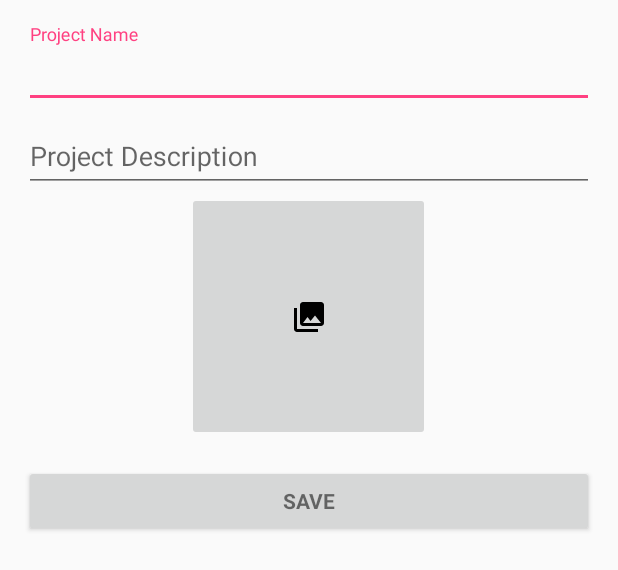
After one commit to Fadhil/FlexcilityAndroid, an Android app: the layout project_details.xml on its own in the app's theme, with its tools: preview values and no code run, on a phone screen of 412 x 824 dp. The commit adds this screen. Shown: the top 570 px of the screen. Run offline under Robolectric (Android 15) with nearby library versions, the phone set to English and light mode, and no system bars.

Commit message:
Add Project Form Stepper

```diff
--- a/app/src/main/AndroidManifest.xml
+++ b/app/src/main/AndroidManifest.xml
@@ -42,6 +42,7 @@
         <activity
             android:name=".LoginActivity"
             android:label="@string/title_activity_login" />
+        <activity android:name=".ProjectFormStepper" />
     </application>
 
 </manifest>
--- a/app/src/main/java/com/jomcode/flexcility/ProjectFragment.java
+++ b/app/src/main/java/com/jomcode/flexcility/ProjectFragment.java
@@ -1,6 +1,7 @@
 package com.jomcode.flexcility;
 
 import android.content.Context;
+import android.content.Intent;
 import android.os.Bundle;
 import android.support.design.widget.FloatingActionButton;
 import android.support.design.widget.Snackbar;
@@ -72,7 +73,9 @@ public class ProjectFragment extends Fragment {
         fab.setOnClickListener(new View.OnClickListener() {
             @Override
             public void onClick(View view) {
-
+                Intent intent = new Intent(getContext(), ProjectFormStepper.class);
+                Log.d("DEBUG", intent.toString());
+                startActivity(intent);
                /* Snackbar.make(view, "Replace with your own action", Snackbar.LENGTH_SHORT)
                         .setAction("Action", null).show(); */
             }
--- /dev/null
+++ b/app/src/main/res/layout/project_details.xml
@@ -0,0 +1,62 @@
+<?xml version="1.0" encoding="utf-8"?>
+<LinearLayout xmlns:android="http://schemas.android.com/apk/res/android"
+    xmlns:app="http://schemas.android.com/apk/res-auto"
+    android:orientation="vertical" android:layout_width="match_parent"
+    android:layout_height="match_parent"
+    android:gravity="center_horizontal"
+    android:paddingBottom="@dimen/activity_vertical_margin"
+    android:paddingLeft="@dimen/activity_horizontal_margin"
+    android:paddingRight="@dimen/activity_horizontal_margin"
+    android:paddingTop="@dimen/activity_vertical_margin"
+    android:id="@+id/projectDetailsForm">
+
+        <android.support.design.widget.TextInputLayout
+            android:layout_width="match_parent"
+            android:layout_height="wrap_content">
+
+            <AutoCompleteTextView
+                android:id="@+id/projectName"
+                android:layout_width="match_parent"
+                android:layout_height="wrap_content"
+                android:hint="@string/project_name"
+                android:inputType="text"
+                android:maxLines="1" />
+
+        </android.support.design.widget.TextInputLayout>
+
+        <android.support.design.widget.TextInputLayout
+            android:layout_width="match_parent"
+            android:layout_height="wrap_content">
+
+            <EditText
+                android:id="@+id/projectDesc"
+                android:layout_width="match_parent"
+                android:layout_height="wrap_content"
+                android:hint="@string/project_description"
+                android:imeActionId="@+id/projectDesc"
+                android:imeActionLabel="@string/action_sign_in_short"
+                android:imeOptions="actionUnspecified"
+                android:inputType="textMultiLine"
+                android:maxLines="5"/>
+
+        </android.support.design.widget.TextInputLayout>
+
+        <ImageButton
+            android:layout_width="162dp"
+            android:layout_height="166dp"
+            app:srcCompat="@drawable/ic_menu_gallery"
+            android:contentDescription="@string/project_image"
+            android:id="@+id/imageButton"
+            android:layout_gravity="center" />
+
+        <Button
+            android:id="@+id/saveProjectButton"
+            style="?android:textAppearanceSmall"
+            android:layout_width="match_parent"
+            android:layout_height="wrap_content"
+            android:layout_marginTop="16dp"
+            android:text="@string/action_save"
+            android:textStyle="bold" />
+
+
+</LinearLayout>
--- a/app/src/main/res/values/strings.xml
+++ b/app/src/main/res/values/strings.xml
@@ -12,6 +12,7 @@
     <string name="could_not_connect_to_network">No network detected. Check your connection settings and try again.</string>
     <string name="check_connection_and_try_again">You might want to check your connection settings and try again. </string>
     <string name="verification_code_sent">A verification code has been sent to the number </string>
+    <string name="action_save">Save</string>
 
     <!-- TODO: Remove or change this placeholder text -->
     <string name="dashboard_fragment">Dashboard Fragment</string>
```
Also changed, not shown: app/src/main/java/com/jomcode/flexcility/ProjectDetailsStep.java (added, +86 -0 lines), app/src/main/java/com/jomcode/flexcility/ProjectFormStepper.java (added, +21 -0 lines).
